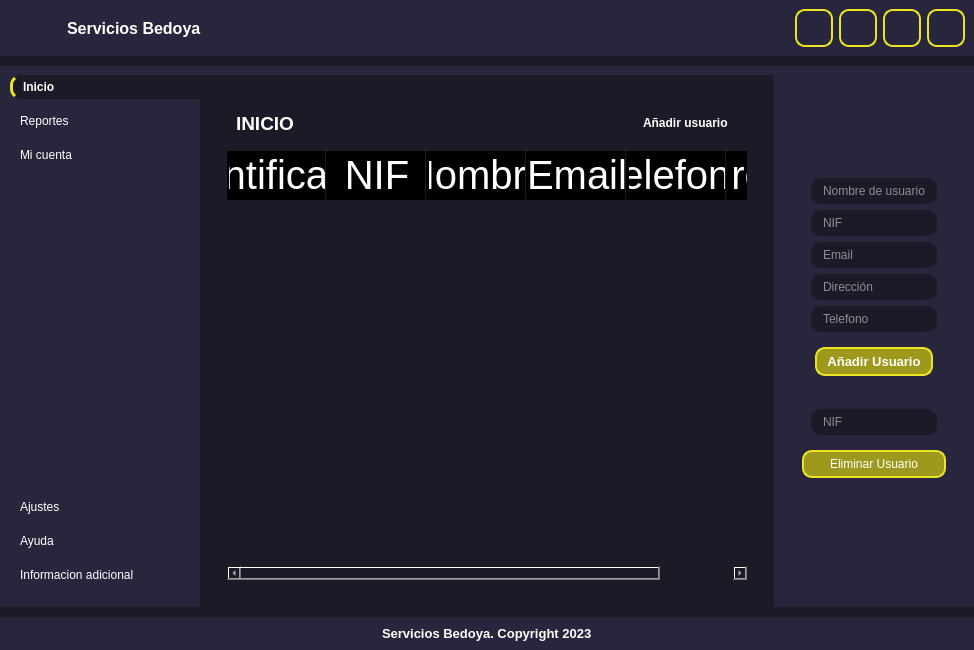
Old version of the form UI/ui_main.ui in the repository DickinsonBP/BudgetInvoiceApp2.0.
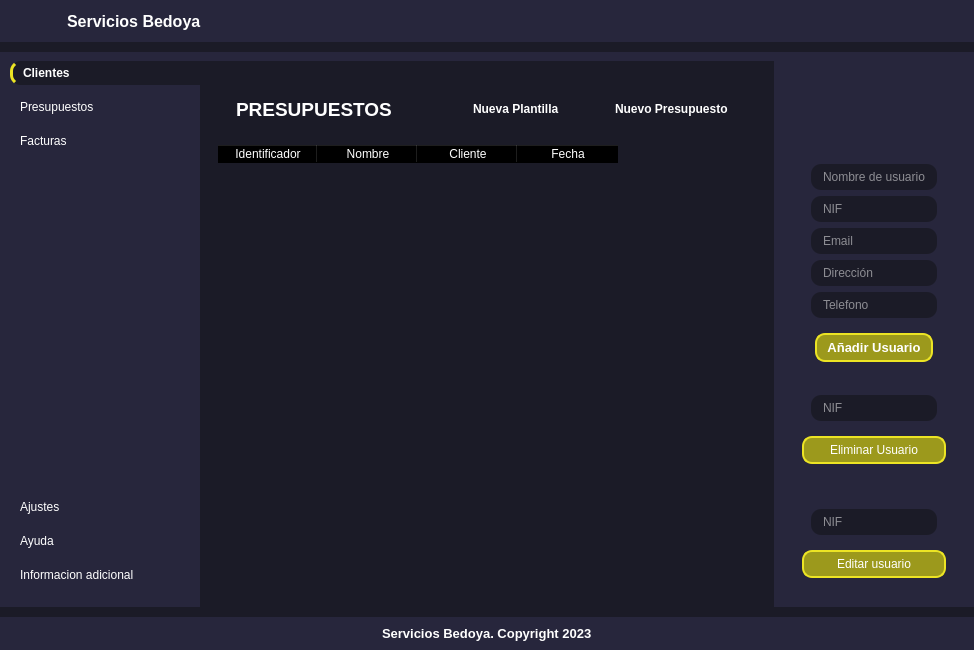
New version of the form. The open tabs and pages were chosen to show the change. Icons and pictures are not drawn. Custom widgets are drawn as their Qt base class.

Commit message: Started budget functionalities

```diff
--- a/UI/ui_main.ui
+++ b/UI/ui_main.ui
@@ -28,12 +28,12 @@
 #header, #mainBody, #footer {
 	background-color: #27263c;
 }
-#btn_clients, #btn_budgets, #btn_invoices, #btn_search, #btn_adduser, #btn_deletesuser  {
+#btn_clients, #btn_adduser, #btn_deletesuser, #btn_edituser  {
 	border: 2px solid  #ece424 ;
 	border-radius: 10px;
 	text-align: center;
 }
- #btn_adduser,#btn_deleteuser  {
+ #btn_adduser,#btn_deleteuser, #btn_edituser   {
 	border: 2px solid  #ece424 ;
 	background-color: #9c991c ;
 	border-radius: 10px;
@@ -136,146 +136,6 @@
          </layout>
         </widget>
        </item>
-       <item alignment="Qt::AlignRight">
-        <widget class="QFrame" name="frame">
-         <property name="frameShape">
-          <enum>QFrame::StyledPanel</enum>
-         </property>
-         <property name="frameShadow">
-          <enum>QFrame::Raised</enum>
-         </property>
-         <layout class="QHBoxLayout" name="horizontalLayout">
-          <item>
-           <widget class="QPushButton" name="btn_search">
-            <property name="minimumSize">
-             <size>
-              <width>38</width>
-              <height>38</height>
-             </size>
-            </property>
-            <property name="maximumSize">
-             <size>
-              <width>38</width>
-              <height>38</height>
-             </size>
-            </property>
-            <property name="cursor">
-             <cursorShape>PointingHandCursor</cursorShape>
-            </property>
-            <property name="text">
-             <string/>
-            </property>
-            <property name="icon">
-             <iconset>
-              <normaloff>res/Icons/search.png</normaloff>res/Icons/search.png</iconset>
-            </property>
-            <property name="iconSize">
-             <size>
-              <width>32</width>
-              <height>32</height>
-             </size>
-            </property>
-           </widget>
-          </item>
-          <item>
-           <widget class="QPushButton" name="btn_invoices">
-            <property name="minimumSize">
-             <size>
-              <width>38</width>
-              <height>38</height>
-             </size>
-            </property>
-            <property name="maximumSize">
-             <size>
-              <width>38</width>
-              <height>38</height>
-             </size>
-            </property>
-            <property name="cursor">
-             <cursorShape>PointingHandCursor</cursorShape>
-            </property>
-            <property name="text">
-             <string/>
-            </property>
-            <property name="icon">
-             <iconset>
-              <normaloff>res/Icons/dollar-sign.png</normaloff>res/Icons/dollar-sign.png</iconset>
-            </property>
-            <property name="iconSize">
-             <size>
-              <width>32</width>
-              <height>32</height>
-             </size>
-            </property>
-           </widget>
-          </item>
-          <item>
-           <widget class="QPushButton" name="btn_budgets">
-            <property name="minimumSize">
-             <size>
-              <width>38</width>
-              <height>38</height>
-             </size>
-            </property>
-            <property name="maximumSize">
-             <size>
-              <width>38</width>
-              <height>38</height>
-             </size>
-            </property>
-            <property name="cursor">
-             <cursorShape>PointingHandCursor</cursorShape>
-            </property>
-            <property name="text">
-             <string/>
-            </property>
-            <property name="icon">
-             <iconset>
-              <normaloff>res/Icons/file-text.png</normaloff>res/Icons/file-text.png</iconset>
-            </property>
-            <property name="iconSize">
-             <size>
-              <width>32</width>
-              <height>32</height>
-             </size>
-            </property>
-           </widget>
-          </item>
-          <item>
-           <widget class="QPushButton" name="btn_clients">
-            <property name="minimumSize">
-             <size>
-              <width>38</width>
-              <height>38</height>
-             </size>
-            </property>
-            <property name="maximumSize">
-             <size>
-              <width>38</width>
-              <height>38</height>
-             </size>
-            </property>
-            <property name="cursor">
-             <cursorShape>PointingHandCursor</cursorShape>
-            </property>
-            <property name="text">
-             <string/>
-            </property>
-            <property name="icon">
-             <iconset>
-              <normaloff>res/Icons/users.png</normaloff>res/Icons/users.png</iconset>
-            </property>
-            <property name="iconSize">
-             <size>
-              <width>32</width>
-              <height>32</height>
-             </size>
-            </property>
-           </widget>
-          </item>
-         </layout>
-        </widget>
-       </item>
       </layout>
      </widget>
     </item>
@@ -396,7 +256,7 @@
                    <string notr="true">background-color: #1b1b27;</string>
                   </property>
                   <property name="text">
-                   <string>Inicio</string>
+                   <string>Clientes</string>
                   </property>
                   <property name="icon">
                    <iconset>
@@ -405,12 +265,12 @@
                  </widget>
                 </item>
                 <item>
-                 <widget class="QPushButton" name="btn_reports">
+                 <widget class="QPushButton" name="btn_budgets">
                   <property name="cursor">
                    <cursorShape>PointingHandCursor</cursorShape>
                   </property>
                   <property name="text">
-                   <string>Reportes</string>
+                   <string>Presupuestos</string>
                   </property>
                   <property name="icon">
                    <iconset>
@@ -419,12 +279,12 @@
                  </widget>
                 </item>
                 <item>
-                 <widget class="QPushButton" name="btn_account">
+                 <widget class="QPushButton" name="btn_invoices">
                   <property name="cursor">
                    <cursorShape>PointingHandCursor</cursorShape>
                   </property>
                   <property name="text">
-                   <string>Mi cuenta</string>
+                   <string>Facturas</string>
                   </property>
                   <property name="icon">
                    <iconset>
@@ -657,26 +517,114 @@
               </item>
              </layout>
             </widget>
-            <widget class="QWidget" name="reportsPage">
-             <widget class="QLabel" name="label_3">
-              <property name="geometry">
-               <rect>
-                <x>260</x>
-                <y>170</y>
-                <width>201</width>
-                <height>91</height>
-               </rect>
-              </property>
-              <property name="font">
-               <font>
-                <pointsize>14</pointsize>
-                <bold>true</bold>
-               </font>
-              </property>
-              <property name="text">
-               <string>REPORTS</string>
-              </property>
-             </widget>
+            <widget class="QWidget" name="budgetPage">
+             <layout class="QVBoxLayout" name="verticalLayout_17">
+              <item>
+               <widget class="QWidget" name="widget_6" native="true">
+                <layout class="QVBoxLayout" name="verticalLayout_18">
+                 <item>
+                  <widget class="QFrame" name="frame">
+                   <property name="frameShape">
+                    <enum>QFrame::StyledPanel</enum>
+                   </property>
+                   <property name="frameShadow">
+                    <enum>QFrame::Raised</enum>
+                   </property>
+                   <layout class="QHBoxLayout" name="horizontalLayout">
+                    <item>
+                     <widget class="QLabel" name="label_3">
+                      <property name="font">
+                       <font>
+                        <pointsize>14</pointsize>
+                        <bold>true</bold>
+                       </font>
+                      </property>
+                      <property name="text">
+                       <string>PRESUPUESTOS</string>
+                      </property>
+                     </widget>
+                    </item>
+                    <item alignment="Qt::AlignRight">
+                     <widget class="QPushButton" name="btn_addbudgettemplate">
+                      <property name="font">
+                       <font>
+                        <bold>true</bold>
+                       </font>
+                      </property>
+                      <property name="cursor">
+                       <cursorShape>PointingHandCursor</cursorShape>
+                      </property>
+                      <property name="text">
+                       <string>Nueva Plantilla</string>
+                      </property>
+                      <property name="icon">
+                       <iconset>
+                        <normaloff>../res/Icons/plus-circle.png</normaloff>../res/Icons/plus-circle.png</iconset>
+                      </property>
+                      <property name="iconSize">
+                       <size>
+                        <width>24</width>
+                        <height>24</height>
+                       </size>
+                      </property>
+                     </widget>
+                    </item>
+                    <item alignment="Qt::AlignRight">
+                     <widget class="QPushButton" name="btn_addbudget">
+                      <property name="font">
+                       <font>
+                        <bold>true</bold>
+                       </font>
+                      </property>
+                      <property name="cursor">
+                       <cursorShape>PointingHandCursor</cursorShape>
+                      </property>
+                      <property name="text">
+                       <string>Nuevo Presupuesto</string>
+                      </property>
+                      <property name="icon">
+                       <iconset>
+                        <normaloff>../res/Icons/plus-square.png</normaloff>../res/Icons/plus-square.png</iconset>
+                      </property>
+                      <property name="iconSize">
+                       <size>
+                        <width>24</width>
+                        <height>24</height>
+                       </size>
+                      </property>
+                     </widget>
+                    </item>
+                   </layout>
+                  </widget>
+                 </item>
+                </layout>
+               </widget>
+              </item>
+              <item>
+               <widget class="QTableWidget" name="tableWidget_2">
+                <column>
+                 <property name="text">
+                  <string>Identificador</string>
+                 </property>
+                </column>
+                <column>
+                 <property name="text">
+                  <string>Nombre</string>
+                 </property>
+                </column>
+                <column>
+                 <property name="text">
+                  <string>Cliente</string>
+                 </property>
+                </column>
+                <column>
+                 <property name="text">
+                  <string>Fecha</string>
+                 </property>
+                </column>
+               </widget>
+              </item>
+             </layout>
             </widget>
             <widget class="QWidget" name="accountPage">
              <widget class="QLabel" name="label_7">
@@ -940,6 +888,48 @@
             </layout>
            </widget>
           </item>
+          <item alignment="Qt::AlignHCenter|Qt::AlignTop">
+           <widget class="QWidget" name="widget_5" native="true">
+            <layout class="QVBoxLayout" name="verticalLayout_15">
+             <item>
+              <widget class="QFrame" name="frame_8">
+               <property name="frameShape">
+                <enum>QFrame::StyledPanel</enum>
+               </property>
+               <property name="frameShadow">
+                <enum>QFrame::Raised</enum>
+               </property>
+               <layout class="QVBoxLayout" name="verticalLayout_16">
+                <item>
+                 <widget class="QLineEdit" name="nif_3">
+                  <property name="placeholderText">
+                   <string>NIF</string>
+                  </property>
+                 </widget>
+                </item>
+               </layout>
+              </widget>
+             </item>
+             <item>
+              <widget class="QPushButton" name="btn_edituser">
+               <property name="text">
+                <string>Editar usuario</string>
+               </property>
+               <property name="icon">
+                <iconset>
+                 <normaloff>../res/Icons/edit.png</normaloff>../res/Icons/edit.png</iconset>
+               </property>
+               <property name="iconSize">
+                <size>
+                 <width>24</width>
+                 <height>24</height>
+                </size>
+               </property>
+              </widget>
+             </item>
+            </layout>
+           </widget>
+          </item>
          </layout>
         </widget>
        </item>
```
Left out of the diff: 8 changed lines with no effect on the pictures. The commit also changes 6 other files.
